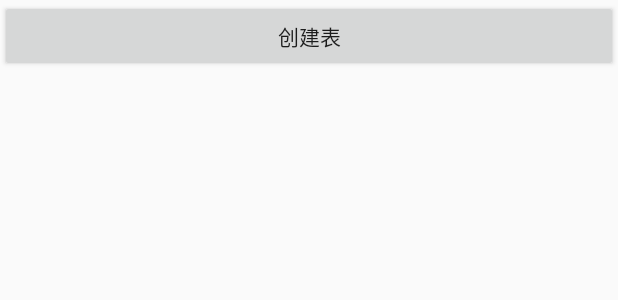
After one commit to WuJinLi/Demo, an Android app: the layout ac_db.xml on its own in the app's theme, with its tools: preview values and no code run, on a phone screen of 412 x 824 dp. The commit adds this screen. Shown: the top 300 px of the screen. Run offline under Robolectric (Android 15) with nearby library versions, the phone set to English and light mode, and no system bars.

Commit message:
持续化存储——DB

```diff
--- /dev/null
+++ b/app/src/main/res/layout/ac_db.xml
@@ -0,0 +1,14 @@
+<?xml version="1.0" encoding="utf-8"?>
+<LinearLayout
+    xmlns:android="http://schemas.android.com/apk/res/android" android:layout_width="match_parent"
+    android:layout_height="match_parent"
+    android:orientation="vertical"
+    >
+
+    <Button
+        android:layout_width="match_parent"
+        android:id="@+id/btn_creat_db"
+        android:layout_height="wrap_content"
+        android:text="创建表"
+        />
+</LinearLayout>
```
Also changed, not shown: app/src/main/java/com/wjl/reviewdemo/storage/DBHelper.java (added, +34 -0 lines), app/src/main/java/com/wjl/reviewdemo/storage/DataBaseActivity.java (+22 -1 lines).
